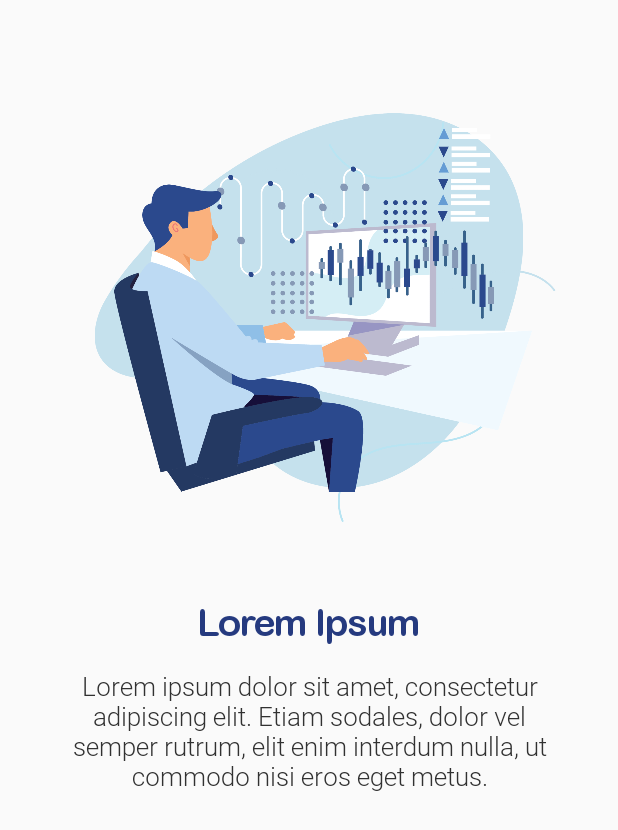
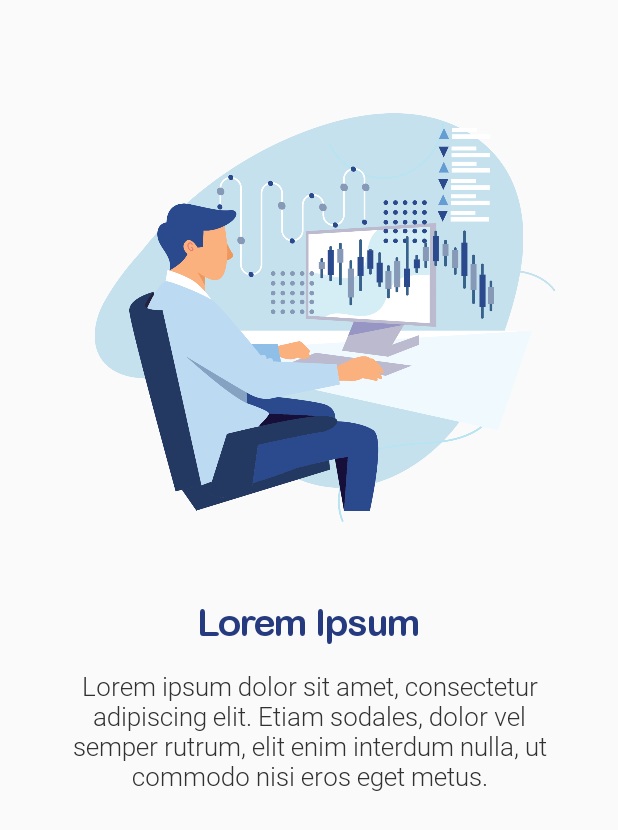
Before and after one commit to ShahzaibWaseem/viewPager-Android, an Android app: the layout tab_6.xml on its own in the app's theme, with its tools: preview values and no code run, on a phone screen of 412 x 824 dp. Shown: the top 830 px of the screen. Run offline under Robolectric (Android 15) with nearby library versions, the phone set to English and light mode, and no system bars.

Commit message:
correcting the positions of the visual elements

```diff
--- a/app/src/main/res/layout/tab_6.xml
+++ b/app/src/main/res/layout/tab_6.xml
@@ -37,8 +37,8 @@
             android:id="@+id/man"
             android:layout_width="170dp"
             android:layout_height="220dp"
-            android:layout_marginTop="50dp"
-            android:layout_marginStart="20dp"
+            android:layout_marginTop="75dp"
+            android:layout_marginStart="30dp"
             android:src="@drawable/screen_6_man"
             app:layout_constraintStart_toStartOf="@+id/background"
             app:layout_constraintTop_toTopOf="@+id/background"
```
